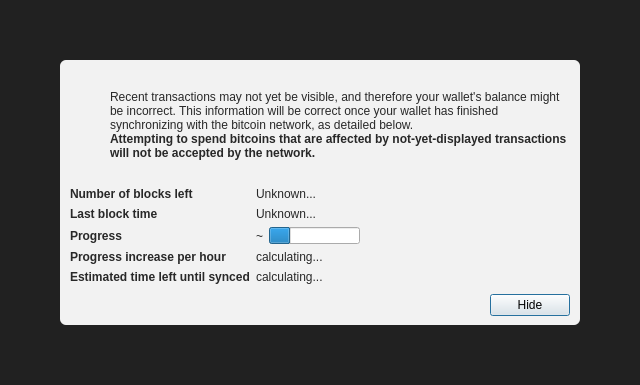
Above: src/qt/forms/modaloverlay.ui from wazzlecoin/wazzle before the change. Below: the same form after it.
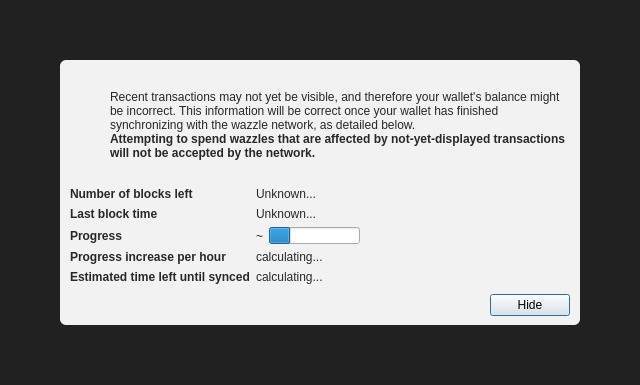
That is the form after the change. Icons and pictures are not drawn. Custom widgets are drawn as their Qt base class.

```diff
--- a/src/qt/forms/modaloverlay.ui
+++ b/src/qt/forms/modaloverlay.ui
@@ -130,7 +130,7 @@
              <item>
               <widget class="QLabel" name="infoText">
                <property name="text">
-                <string>Recent transactions may not yet be visible, and therefore your wallet's balance might be incorrect. This information will be correct once your wallet has finished synchronizing with the bitcoin network, as detailed below.</string>
+                <string>Recent transactions may not yet be visible, and therefore your wallet's balance might be incorrect. This information will be correct once your wallet has finished synchronizing with the wazzle network, as detailed below.</string>
                </property>
                <property name="textFormat">
                 <enum>Qt::RichText</enum>
@@ -149,7 +149,7 @@
                 </font>
                </property>
                <property name="text">
-                <string>Attempting to spend bitcoins that are affected by not-yet-displayed transactions will not be accepted by the network.</string>
+                <string>Attempting to spend wazzles that are affected by not-yet-displayed transactions will not be accepted by the network.</string>
                </property>
                <property name="textFormat">
                 <enum>Qt::RichText</enum>
```
